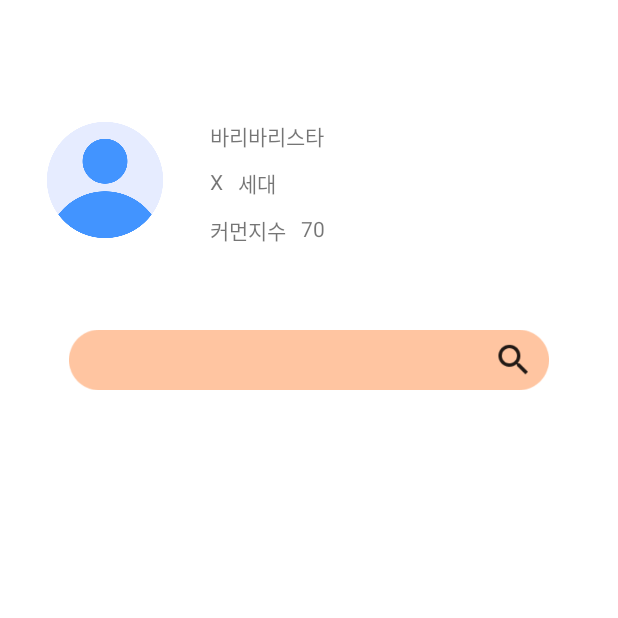
After one commit to Sookmyung-Software-Hackathon/TEAM11-BARIBARI, an Android app: the MyPage screen opened directly, with no data from a screen before it, on a phone screen of 412 x 824 dp, the top half of it. The commit adds this screen. Run offline under Robolectric (Android 15) with nearby library versions, the phone set to English and light mode, and no system bars.

Commit message:
마이페이지 xml

```diff
--- a/Common/app/src/main/AndroidManifest.xml
+++ b/Common/app/src/main/AndroidManifest.xml
@@ -9,6 +9,9 @@
         android:roundIcon="@mipmap/ic_launcher_round"
         android:supportsRtl="true"
         android:theme="@style/Theme.Common">
+        <activity
+            android:name=".MyPage"
+            android:exported="false" />
         <activity
             android:name=".Chatting"
             android:exported="false" />
@@ -29,7 +32,7 @@
             android:exported="false" />
         <activity
             android:name=".MainActivity"
-            android:exported="false"></activity>
+            android:exported="false" />
     </application>
 
 </manifest>
--- /dev/null
+++ b/Common/app/src/main/java/com/haeji/common/MusicRvAdapter.kt
@@ -0,0 +1,43 @@
+package com.haeji.common
+
+package com.haeji.common
+
+import android.content.Context
+import android.view.LayoutInflater
+import android.view.View
+import android.view.ViewGroup
+import android.widget.ImageView
+import android.widget.TextView
+import androidx.recyclerview.widget.RecyclerView
+import com.bumptech.glide.Glide
+
+class MusicRvAdapter(private val context : Context) : RecyclerView.Adapter<MusicRvAdapter.ViewHolder>(){
+
+    var datas = mutableListOf<AlbumData>()
+
+    override fun onCreateViewHolder(parent: ViewGroup, viewType: Int): ViewHolder {
+        val view = LayoutInflater.from(context).inflate(R.layout.playlist_item,parent,false)
+        return ViewHolder(view)
+    }
+
+    override fun onBindViewHolder(holder: ViewHolder, position: Int) {
+        holder.bindDatas(datas[position])
+    }
+
+    inner class ViewHolder(view: View) : RecyclerView.ViewHolder(view) {
+        private val title : TextView = itemView.findViewById(R.id.title)
+        private val singer : TextView = itemView.findViewById(R.id.singer)
+        private val album : ImageView = itemView.findViewById(R.id.album)
+
+        fun bindDatas(item: AlbumData) {
+            title.text = item.title
+            singer.text = item.singer
+            Glide.with(itemView).load(item.img).into(album)
+
+
+        }
+    }
+
+    override fun getItemCount(): Int = datas.size
+
+}
--- /dev/null
+++ b/Common/app/src/main/java/com/haeji/common/MyPage.kt
@@ -0,0 +1,23 @@
+package com.haeji.common
+
+import androidx.appcompat.app.AppCompatActivity
+import android.os.Bundle
+import android.widget.ImageView
+import android.widget.TextView
+import com.bumptech.glide.Glide
+
+class MyPage : AppCompatActivity() {
+    override fun onCreate(savedInstanceState: Bundle?) {
+        super.onCreate(savedInstanceState)
+        setContentView(R.layout.activity_my_page)
+
+        val nickname : TextView = findViewById(R.id.nickname)
+        val generation : TextView = findViewById(R.id.generation_value)
+        val common : TextView = findViewById(R.id.common_value)
+
+        nickname.text = "바리바리스타"
+        generation.text = "X"
+        common.text = "70"
+
+    }
+}
--- /dev/null
+++ b/Common/app/src/main/res/layout/activity_my_page.xml
@@ -0,0 +1,126 @@
+<?xml version="1.0" encoding="utf-8"?>
+<androidx.constraintlayout.widget.ConstraintLayout xmlns:android="http://schemas.android.com/apk/res/android"
+    xmlns:app="http://schemas.android.com/apk/res-auto"
+    xmlns:tools="http://schemas.android.com/tools"
+    android:layout_width="match_parent"
+    android:layout_height="match_parent"
+    android:backgroundTint="@color/lightYellow"
+    tools:context=".MyPage">
+
+
+    <androidx.constraintlayout.widget.ConstraintLayout
+        android:id="@+id/profile_section"
+        android:layout_width="match_parent"
+        android:layout_height="wrap_content"
+        android:layout_marginTop="70dp"
+        app:layout_constraintHorizontal_bias="1.0"
+        app:layout_constraintLeft_toLeftOf="parent"
+        app:layout_constraintRight_toRightOf="parent"
+        app:layout_constraintTop_toTopOf="parent">
+
+        <ImageView
+            android:id="@+id/user"
+            android:layout_width="80dp"
+            android:layout_height="80dp"
+            android:layout_marginLeft="30dp"
+            android:layout_marginTop="10dp"
+            app:layout_constraintLeft_toLeftOf="parent"
+            app:layout_constraintRight_toLeftOf="@id/nickname"
+            app:layout_constraintTop_toTopOf="parent"
+            app:srcCompat="@drawable/user" />
+
+        <TextView
+            android:id="@+id/nickname"
+            android:layout_width="wrap_content"
+            android:layout_height="wrap_content"
+            android:layout_marginLeft="30dp"
+            android:layout_marginTop="10dp"
+            android:text="닉네임"
+            app:layout_constraintLeft_toRightOf="@id/user"
+            app:layout_constraintTop_toTopOf="parent" />
+
+        <TextView
+            android:id="@+id/generation_value"
+            android:layout_width="wrap_content"
+            android:layout_height="wrap_content"
+            android:layout_marginLeft="30dp"
+            android:layout_marginTop="10dp"
+            android:text="x"
+            app:layout_constraintLeft_toRightOf="@id/user"
+            app:layout_constraintTop_toBottomOf="@id/nickname" />
+        <TextView
+            android:id="@+id/generation"
+            android:layout_width="wrap_content"
+            android:layout_height="wrap_content"
+            android:layout_marginLeft="10dp"
+            android:layout_marginTop="10dp"
+            android:text="세대"
+            app:layout_constraintLeft_toRightOf="@id/generation_value"
+            app:layout_constraintTop_toBottomOf="@id/nickname" />
+
+        <TextView
+            android:id="@+id/common"
+            android:layout_width="wrap_content"
+            android:layout_height="wrap_content"
+            android:layout_marginLeft="30dp"
+            android:layout_marginTop="10dp"
+            android:text="커먼지수"
+            app:layout_constraintLeft_toRightOf="@id/user"
+            app:layout_constraintTop_toBottomOf="@id/generation" />
+
+        <TextView
+            android:id="@+id/common_value"
+            android:layout_width="wrap_content"
+            android:layout_height="wrap_content"
+            android:layout_marginLeft="10dp"
+            android:layout_marginTop="10dp"
+            android:text="0"
+            app:layout_constraintLeft_toRightOf="@id/common"
+            app:layout_constraintTop_toBottomOf="@id/generation" />
+
+
+<!--        <Button-->
+<!--            android:id="@+id/button_join"-->
+<!--            android:layout_width="wrap_content"-->
+<!--            android:layout_height="wrap_content"-->
+<!--            android:layout_marginLeft="10dp"-->
+<!--            android:layout_marginTop="30dp"-->
+<!--            android:backgroundTint="@color/egg"-->
+<!--            android:text="로그아웃"-->
+<!--            app:layout_constraintBottom_toBottomOf="parent"-->
+<!--            app:layout_constraintLeft_toRightOf="@id/id_show"-->
+<!--            app:layout_constraintRight_toRightOf="parent"-->
+<!--            app:layout_constraintTop_toTopOf="parent" />-->
+
+
+    </androidx.constraintlayout.widget.ConstraintLayout>
+
+    <ImageView
+        android:id="@+id/search_bar"
+        android:layout_width="320dp"
+        android:layout_height="wrap_content"
+        app:layout_constraintTop_toBottomOf="@id/profile_section"
+        app:srcCompat="@drawable/searchbar"
+        app:layout_constraintLeft_toLeftOf="parent"
+        app:layout_constraintRight_toRightOf="parent"
+        android:layout_marginTop="40dp"/>
+
+    <androidx.recyclerview.widget.RecyclerView
+        android:layout_width="wrap_content"
+        android:layout_height="wrap_content"
+        app:layout_constraintTop_toBottomOf="@id/search_bar"
+        app:layout_constraintLeft_toLeftOf="parent"
+        android:layout_marginLeft="30dp"
+        android:layout_marginTop="20dp"/>
+
+
+
+
+
+
+
+
+
+
+
+</androidx.constraintlayout.widget.ConstraintLayout>
```
Also changed, not shown: Common/app/src/main/res/drawable/searchbar.png (added), Common/app/src/main/res/drawable/user.png (added), Common/app/src/main/res/layout/chatting_item.xml (line endings or trailing spaces).
